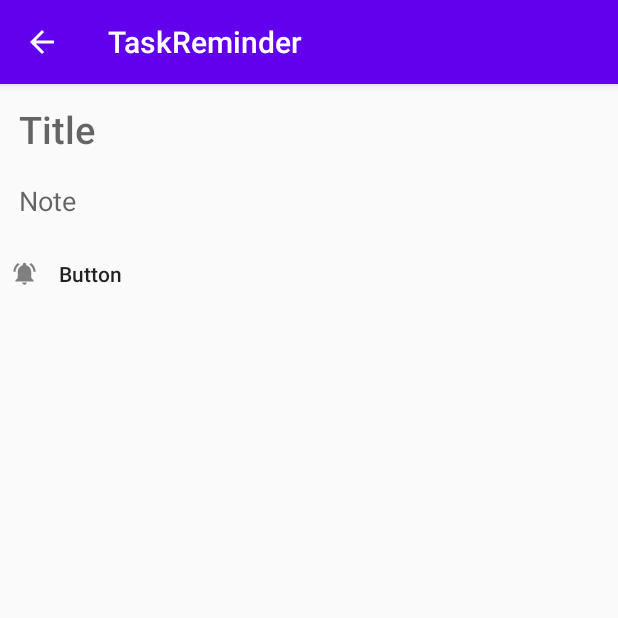
After one commit to AnkitPandita/TaskReminder, an Android app: the EditActivity screen opened directly, with no data from a screen before it, on a phone screen of 412 x 824 dp, the top half of it. The commit adds this screen. Run offline under Robolectric (Android 15) with nearby library versions, the phone set to English and light mode, and no system bars.

Commit message:
Added Task.kt Home page design completed. Edit form created.

```diff
--- a/app/src/main/AndroidManifest.xml
+++ b/app/src/main/AndroidManifest.xml
@@ -9,6 +9,9 @@
         android:roundIcon="@mipmap/ic_launcher_round"
         android:supportsRtl="true"
         android:theme="@style/AppTheme">
+        <activity
+            android:name=".EditActivity"
+            android:parentActivityName=".MainActivity"></activity>
         <activity android:name=".MainActivity">
             <intent-filter>
                 <action android:name="android.intent.action.MAIN" />
--- /dev/null
+++ b/app/src/main/java/com/example/taskreminder/EditActivity.kt
@@ -0,0 +1,74 @@
+package com.example.taskreminder
+
+import android.app.DatePickerDialog
+import android.app.TimePickerDialog
+import androidx.appcompat.app.AppCompatActivity
+import android.os.Bundle
+import android.text.format.DateFormat
+import android.widget.Button
+import android.widget.DatePicker
+import android.widget.EditText
+import android.widget.TimePicker
+import java.util.*
+
+class EditActivity : AppCompatActivity(), DatePickerDialog.OnDateSetListener,
+    TimePickerDialog.OnTimeSetListener {
+    private lateinit var etTitle: EditText
+    private lateinit var etBody: EditText
+    lateinit var btnDateTime: Button
+    private var day = 0
+    private var month: Int = 0
+    private var year: Int = 0
+    private var hour: Int = 0
+    private var minute: Int = 0
+    private var myDay = 0
+    private var myMonth: Int = 0
+    private var myYear: Int = 0
+    private var myHour: Int = 0
+    private var myMinute: Int = 0
+    lateinit var calendar: Calendar
+
+    override fun onCreate(savedInstanceState: Bundle?) {
+        super.onCreate(savedInstanceState)
+        setContentView(R.layout.activity_edit)
+        btnDateTime = findViewById(R.id.btn_set_datetime)
+        btnDateTime.setOnClickListener {
+            calendar = Calendar.getInstance()
+            day = calendar.get(Calendar.DAY_OF_MONTH)
+            month = calendar.get(Calendar.MONTH)
+            year = calendar.get(Calendar.YEAR)
+            val datePickerDialog = DatePickerDialog(this, this, year, month, day)
+            datePickerDialog.show()
+        }
+    }
+
+    override fun onDateSet(view: DatePicker?, year: Int, month: Int, dayOfMonth: Int) {
+        myDay = day
+        myYear = year
+        myMonth = month
+        calendar = Calendar.getInstance()
+        hour = calendar.get(Calendar.HOUR)
+        minute = calendar.get(Calendar.MINUTE)
+        val timePickerDialog =
+            TimePickerDialog(this, this, hour, minute, DateFormat.is24HourFormat(this))
+        timePickerDialog.show()
+    }
+
+    override fun onTimeSet(view: TimePicker?, hourOfDay: Int, minute: Int) {
+        myHour = hourOfDay
+        myMinute = minute
+        var minStr: String
+        if (myMinute / 10 == 0) {
+            minStr = "0$myMinute"
+        } else {
+            minStr = "$myMinute"
+        }
+        btnDateTime.text = "$myMonth/$myDay/$myYear at $myHour:$minStr"
+    }
+
+    /*fun DatePicker.getDate(): Date {
+        val calendar = Calendar.getInstance()
+        calendar.set(year, month, dayOfMonth)
+        return calendar.time
+    }*/
+}
--- a/app/src/main/java/com/example/taskreminder/TasksAdapter.kt
+++ b/app/src/main/java/com/example/taskreminder/TasksAdapter.kt
@@ -6,7 +6,7 @@ import android.view.ViewGroup
 import android.widget.TextView
 import androidx.recyclerview.widget.RecyclerView
 
-class TasksAdapter(private val dataSet: Array<String>) :
+class TasksAdapter(private val taskList: List<Task>) :
     RecyclerView.Adapter<TasksAdapter.ViewHolder>() {
 
     /**
@@ -35,10 +35,10 @@ class TasksAdapter(private val dataSet: Array<String>) :
 
         // Get element from your dataset at this position and replace the
         // contents of the view with that element
-        viewHolder.textView.text = dataSet[position]
+        viewHolder.textView.text = taskList.get(position).title
     }
 
     // Return the size of your dataset (invoked by the layout manager)
-    override fun getItemCount() = dataSet.size
+    override fun getItemCount() = taskList.size
 
 }
--- /dev/null
+++ b/app/src/main/res/drawable/ic_baseline_notifications_active_24.xml
@@ -0,0 +1,10 @@
+<vector xmlns:android="http://schemas.android.com/apk/res/android"
+    android:width="18dp"
+    android:height="18dp"
+    android:tint="@android:color/tertiary_text_light"
+    android:viewportWidth="24"
+    android:viewportHeight="24">
+    <path
+        android:fillColor="@android:color/white"
+        android:pathData="M7.58,4.08L6.15,2.65C3.75,4.48 2.17,7.3 2.03,10.5h2c0.15,-2.65 1.51,-4.97 3.55,-6.42zM19.97,10.5h2c-0.15,-3.2 -1.73,-6.02 -4.12,-7.85l-1.42,1.43c2.02,1.45 3.39,3.77 3.54,6.42zM18,11c0,-3.07 -1.64,-5.64 -4.5,-6.32L13.5,4c0,-0.83 -0.67,-1.5 -1.5,-1.5s-1.5,0.67 -1.5,1.5v0.68C7.63,5.36 6,7.92 6,11v5l-2,2v1h16v-1l-2,-2v-5zM12,22c0.14,0 0.27,-0.01 0.4,-0.04 0.65,-0.14 1.18,-0.58 1.44,-1.18 0.1,-0.24 0.15,-0.5 0.15,-0.78h-4c0.01,1.1 0.9,2 2.01,2z" />
+</vector>
--- /dev/null
+++ b/app/src/main/res/layout/activity_edit.xml
@@ -0,0 +1,54 @@
+<?xml version="1.0" encoding="utf-8"?>
+<androidx.constraintlayout.widget.ConstraintLayout xmlns:android="http://schemas.android.com/apk/res/android"
+    xmlns:app="http://schemas.android.com/apk/res-auto"
+    xmlns:tools="http://schemas.android.com/tools"
+    android:layout_width="match_parent"
+    android:layout_height="match_parent"
+    android:padding="7dp"
+    tools:context=".EditActivity">
+
+    <EditText
+        android:id="@+id/et_title"
+        android:layout_width="0dp"
+        android:layout_height="wrap_content"
+        android:background="@android:color/transparent"
+        android:ems="10"
+        android:fontFamily="sans-serif-light"
+        android:gravity="start|top"
+        android:hint="Title"
+        android:inputType="textMultiLine"
+        android:padding="5dp"
+        android:textSize="25sp"
+        android:textStyle="bold"
+        app:layout_constraintEnd_toEndOf="parent"
+        app:layout_constraintStart_toStartOf="parent"
+        app:layout_constraintTop_toTopOf="parent" />
+
+    <EditText
+        android:id="@+id/et_body"
+        android:layout_width="0dp"
+        android:layout_height="wrap_content"
+        android:layout_marginTop="7dp"
+        android:background="@android:color/transparent"
+        android:ems="10"
+        android:gravity="start|top"
+        android:hint="Note"
+        android:inputType="textMultiLine"
+        android:padding="5dp"
+        app:layout_constraintEnd_toEndOf="parent"
+        app:layout_constraintStart_toStartOf="parent"
+        app:layout_constraintTop_toBottomOf="@+id/et_title" />
+
+    <Button
+        android:id="@+id/btn_set_datetime"
+        android:layout_width="wrap_content"
+        android:layout_height="wrap_content"
+        android:layout_marginTop="7dp"
+        android:background="@android:color/transparent"
+        android:drawableStart="@drawable/ic_baseline_notifications_active_24"
+        android:text="Button"
+        android:textAllCaps="false"
+        app:layout_constraintStart_toStartOf="parent"
+        app:layout_constraintTop_toBottomOf="@+id/et_body" />
+
+</androidx.constraintlayout.widget.ConstraintLayout>
--- a/app/src/main/res/layout/activity_main.xml
+++ b/app/src/main/res/layout/activity_main.xml
@@ -3,6 +3,7 @@
     xmlns:app="http://schemas.android.com/apk/res-auto"
     xmlns:tools="http://schemas.android.com/tools"
     android:layout_width="match_parent"
+    android:background="#5BBEBEBE"
     android:layout_height="match_parent"
     tools:context=".MainActivity">
 
@@ -10,7 +11,7 @@
         android:id="@+id/rv_tasks"
         android:layout_width="0dp"
         android:layout_height="0dp"
-        android:padding="7dp"
+        android:padding="5dp"
         app:layout_constraintBottom_toBottomOf="parent"
         app:layout_constraintEnd_toEndOf="parent"
         app:layout_constraintStart_toStartOf="parent"
```
Also changed, not shown: app/src/main/java/com/example/taskreminder/MainActivity.kt (+22 -0 lines), app/src/main/java/com/example/taskreminder/Task.kt (added, +9 -0 lines), app/src/main/res/drawable/ic_baseline_add_24.xml (+4 -3 lines), app/src/main/res/layout/layout_item_rv_tasks.xml (+20 -7 lines).
